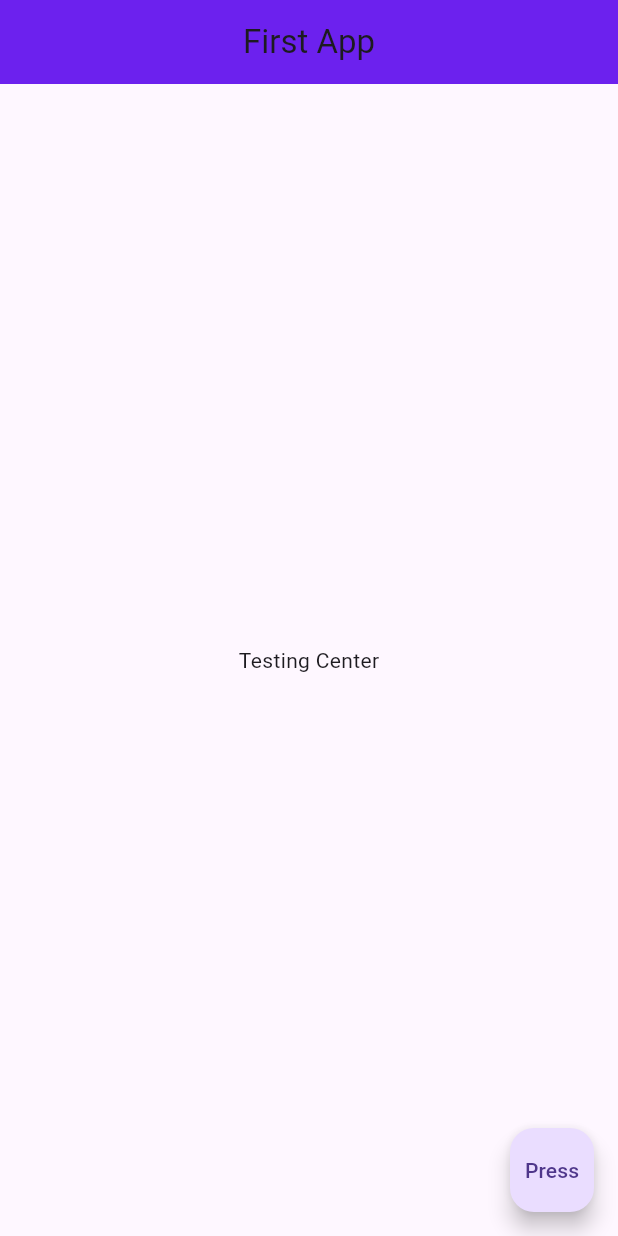
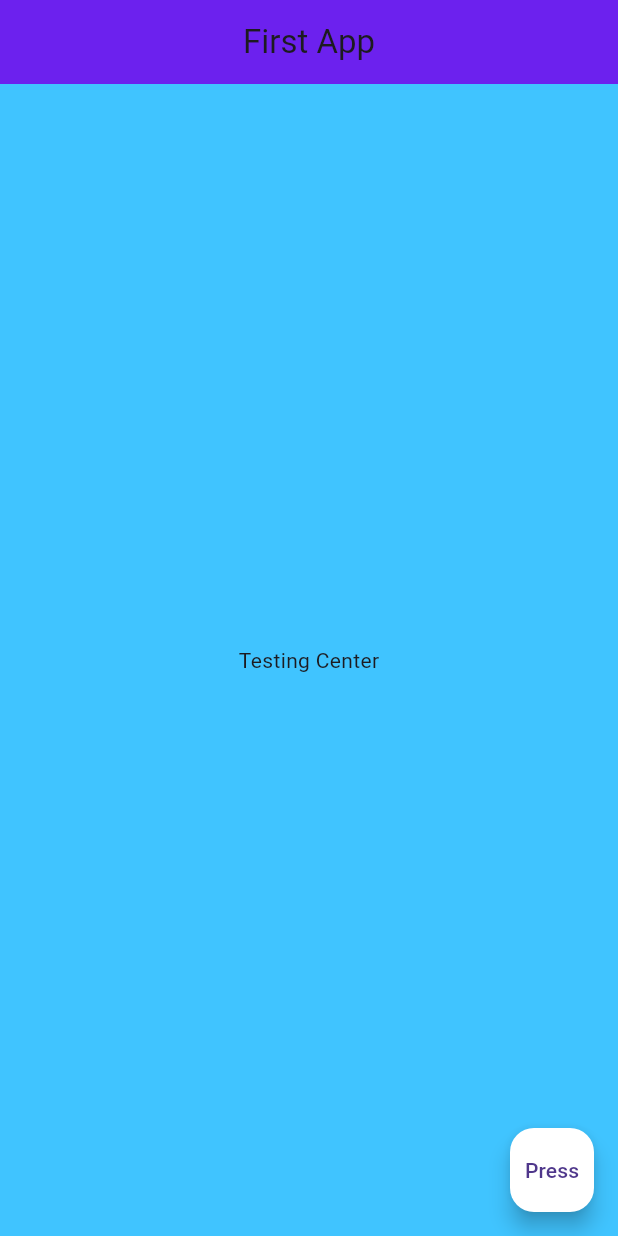
Before and after one commit to faizan-az02/first_app, a Flutter app: the screen it shows after launch, after a tap on "Press", on a phone screen of 412 x 824 dp. Run offline on Flutter 3.47's test engine with Material 3 defaults, Android fonts, the phone set to English and light mode, and no system bars.

Commit message:
Colors, Containers

```diff
--- a/lib/main.dart
+++ b/lib/main.dart
@@ -8,13 +8,19 @@ void main() {
         title: Text("First App"),
         centerTitle: true,
       ),
-      body: Center(
-        child: Text("Testing Center")
-      ),
+
+      body: Container(
+        color: Colors.lightBlueAccent,
+        child: Center(
+          child: Text("Testing Center"),
+        )),
+
       floatingActionButton: FloatingActionButton(
         onPressed: () {},
+        backgroundColor: const Color.fromARGB(255, 255, 255, 255),
         child: Text('Press'),
       ),
+
     ),
   ));
 }
```
